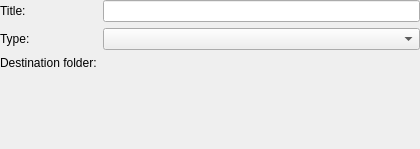
This is src/projectoptions.ui in google-code-export/kmediafactory as Qt 5 draws it before an edit. The edited form follows.
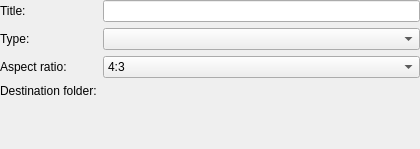
This is the edited form. Custom widgets are drawn as their Qt base class.

Commit message: - Add aspect ratio to project options - so that the menus, and previews, can be generated with correct aspect ratio. - when using 16:9 ratio, set the widescreen=nopanscan so that widescreen menus/video are widescreen even on 4:3 tvs.

```diff
--- a/src/projectoptions.ui
+++ b/src/projectoptions.ui
@@ -56,6 +56,33 @@
     <widget class="QComboBox" name="typeComboBox"/>
    </item>
    <item row="2" column="0">
+    <widget class="QLabel" name="aspectLabel">
+     <property name="text">
+      <string>Aspect ratio:</string>
+     </property>
+     <property name="wordWrap">
+      <bool>false</bool>
+     </property>
+     <property name="buddy">
+      <cstring>aspectComboBox</cstring>
+     </property>
+    </widget>
+   </item>
+   <item row="2" column="1">
+    <widget class="QComboBox" name="aspectComboBox">
+     <item>
+      <property name="text">
+       <string>4:3</string>
+      </property>
+     </item>
+     <item>
+      <property name="text">
+       <string>16:9</string>
+      </property>
+     </item>
+    </widget>
+   </item>
+   <item row="3" column="0">
     <widget class="QLabel" name="directoryLabel">
      <property name="text">
       <string>Destination folder:</string>
@@ -68,7 +95,7 @@
      </property>
     </widget>
    </item>
-   <item row="2" column="1">
+   <item row="3" column="1">
     <widget class="KUrlRequester" name="directoryUrl"/>
    </item>
   </layout>
```
Left out of the diff: 6 changed lines with no effect on the pictures. The commit also changes 12 other files.
